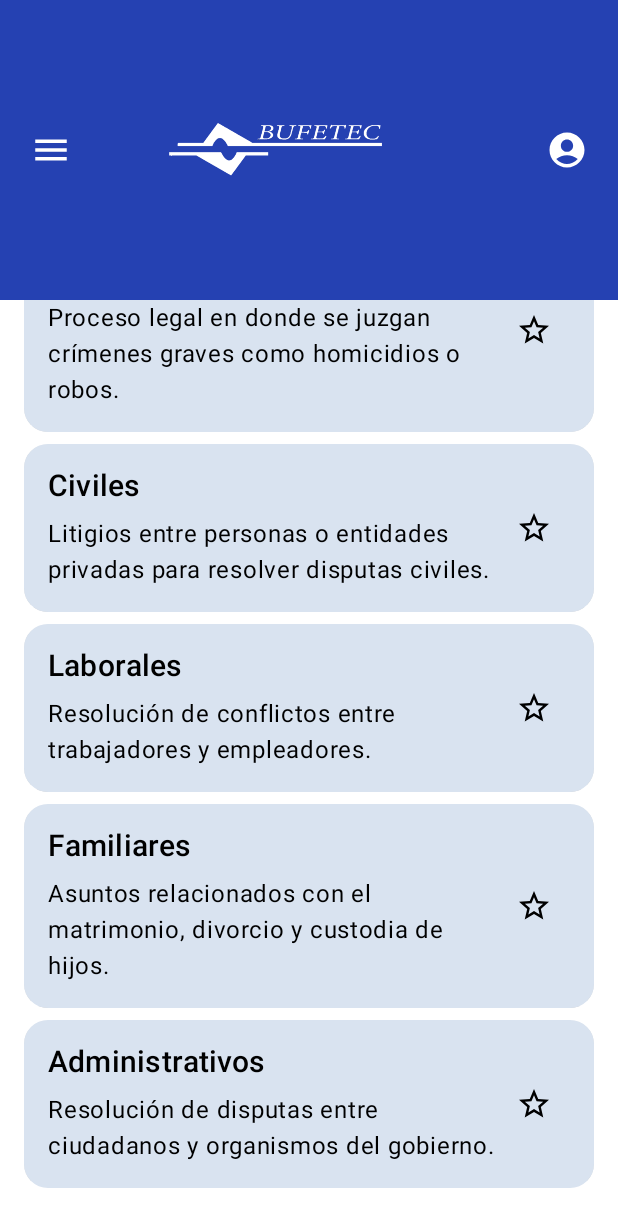
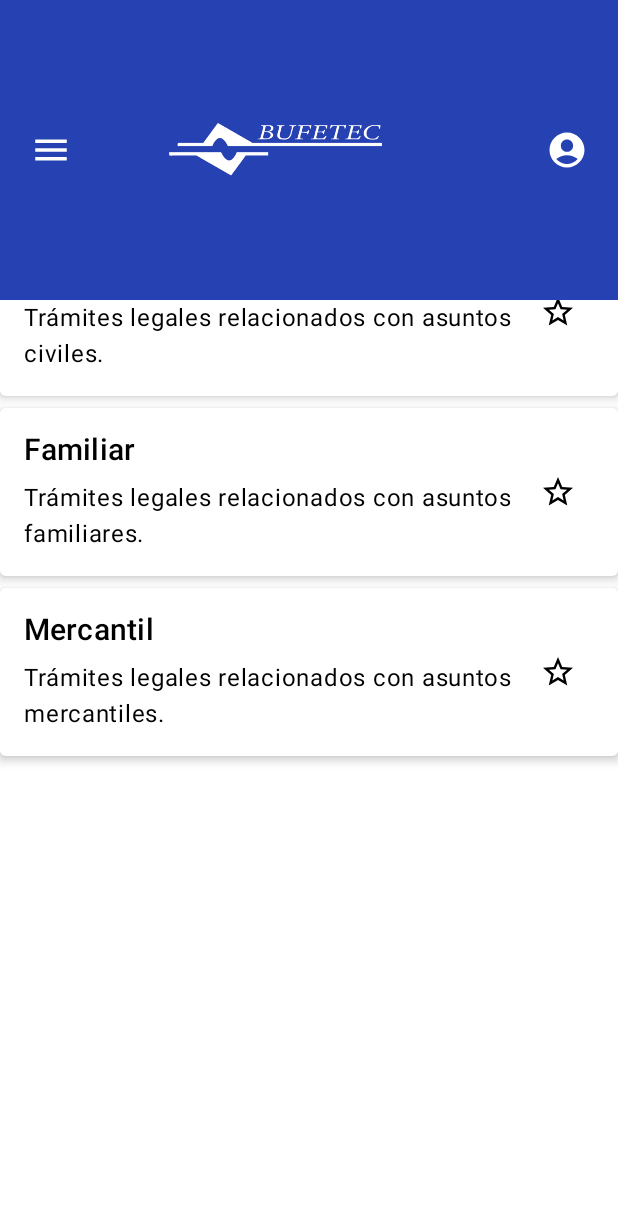
Before and after one commit to A00835995/EQ-Caso-Cerrado-BufeTec, an Android app built with Jetpack Compose: the ProcesosLegalesScreen screen opened through its navigation route, on a phone screen of 412 x 824 dp. Shown: the top 1227 px of the screen. Run offline under Robolectric (Android 15) with nearby library versions, the phone set to English and light mode, and no system bars; our stand-ins replace Firebase (no records; nobody signed in at launch, a user with empty details on screens opened directly).

Commit message:
CambioFernandoSprint3

```diff
--- a/app/src/main/java/com/example/reto/procesosLegales/ProcesosLegalesScreen.kt
+++ b/app/src/main/java/com/example/reto/procesosLegales/ProcesosLegalesScreen.kt
@@ -1,22 +1,17 @@
 package com.example.reto.procesosLegales
-
 
 import androidx.compose.foundation.background
 import androidx.compose.foundation.clickable
 import androidx.compose.foundation.layout.*
 import androidx.compose.foundation.lazy.LazyColumn
-import androidx.compose.foundation.lazy.items
-import androidx.compose.foundation.shape.RoundedCornerShape
 import androidx.compose.foundation.text.KeyboardOptions
 import androidx.compose.material.*
 import androidx.compose.material.icons.Icons
-import androidx.compose.material.icons.filled.Search
 import androidx.compose.material.icons.filled.Star
 import androidx.compose.material.icons.outlined.StarOutline
 import androidx.compose.runtime.*
 import androidx.compose.ui.Alignment
 import androidx.compose.ui.Modifier
-import androidx.compose.ui.draw.clip
 import androidx.compose.ui.graphics.Color
 import androidx.compose.ui.text.input.ImeAction
 import androidx.compose.ui.text.input.TextFieldValue
@@ -34,13 +29,11 @@ fun ProcesosLegalesScreen(navController: NavHostController, viewModel: ProcesosV
 
     var searchQuery by remember { mutableStateOf(TextFieldValue("")) }
 
-    // Lista actualizada de procesos legales con diferentes nombres y explicaciones
+    // Lista original de procesos legales
     val originalCardItems = listOf(
-        CardItem("Penales", "Proceso legal en donde se juzgan crímenes graves como homicidios o robos.", false),
-        CardItem("Civiles", "Litigios entre personas o entidades privadas para resolver disputas civiles.", false),
-        CardItem("Laborales", "Resolución de conflictos entre trabajadores y empleadores.", false),
-        CardItem("Familiares", "Asuntos relacionados con el matrimonio, divorcio y custodia de hijos.", false),
-        CardItem("Administrativos", "Resolución de disputas entre ciudadanos y organismos del gobierno.", false)
+        CardItem("Civil", "Trámites legales relacionados con asuntos civiles.", false),
+        CardItem("Familiar", "Trámites legales relacionados con asuntos familiares.", false),
+        CardItem("Mercantil", "Trámites legales relacionados con asuntos mercantiles.", false)
     )
 
     // Estado mutable que mantiene la lista actual de tarjetas
@@ -73,42 +66,33 @@ fun ProcesosLegalesScreen(navController: NavHostController, viewModel: ProcesosV
                 .fillMaxSize()
                 .padding(paddingValues)
         ) {
-            // Barra de búsqueda sin borde
+            // Barra de búsqueda
             OutlinedTextField(
                 value = searchQuery,
                 onValueChange = { newValue -> searchQuery = newValue },
                 label = { Text("Buscar") },
-                leadingIcon = { Icon(imageVector = Icons.Filled.Search, contentDescription = null) }, // Ícono de búsqueda
                 modifier = Modifier
                     .fillMaxWidth()
                     .padding(8.dp)
-                    .clip(RoundedCornerShape(24.dp)) // Bordes redondeados
-                    .background(Color(0xFFEEF3FC)),  // Color de fondo
-                singleLine = true,
-                colors = TextFieldDefaults.outlinedTextFieldColors(
-                    backgroundColor = Color(0xFFEEF3FC), // Fondo de color claro
-                    focusedBorderColor = Color.Transparent, // Sin borde al enfocar
-                    unfocusedBorderColor = Color.Transparent // Sin borde al desenfocar
-                ),
+                    .background(Color(0xFFE8F0FE)),  // Aplica el color de fondo de la barra de búsqueda
+                singleLine = true, // Mantiene el TextField en una sola línea
+                colors = TextFieldDefaults.outlinedTextFieldColors(), // Para Material2
                 keyboardOptions = KeyboardOptions.Default.copy(imeAction = ImeAction.Search)
             )
 
             Spacer(modifier = Modifier.height(16.dp))
 
-            // Asegurar que LazyColumn permita scroll
-            LazyColumn(
-                modifier = Modifier
-                    .fillMaxSize() // Asegurarse de que ocupetodo el espacio disponible
-                    .padding(horizontal = 16.dp)
-            ) {
-                items(filteredItems) { item ->
+            // Mostrar las tarjetas filtradas con la funcionalidad de favoritos
+            LazyColumn(modifier = Modifier.fillMaxSize()) {
+                items(filteredItems.size) { index ->
                     CardItemView(
-                        cardItem = item,
+                        cardItem = filteredItems[index],
                         onClick = {
                             // Navegar a la pantalla de detalles pasando el título
-                            navController.navigate("detail/${item.title}")
+                            navController.navigate("detail/${filteredItems[index].title}")
                         },
                         onFavoriteClick = {
+                            val item = filteredItems[index]
                             if (item.isFavorite) {
                                 coroutineScope.launch { viewModel.removeFavorite(item.title) }
                             } else {
@@ -137,10 +121,8 @@ fun CardItemView(cardItem: CardItem, onClick: () -> Unit, onFavoriteClick: () ->
     Card(
         modifier = Modifier
             .fillMaxWidth()
-            .clip(RoundedCornerShape(16.dp)) // Bordes redondeados para las tarjetas
             .clickable { onClick() },
-        elevation = 4.dp,
-        backgroundColor = Color(0xFFD9E3F0) // Color de fondo similar al de la imagen
+        elevation = 4.dp
     ) {
         Row(
             modifier = Modifier.padding(16.dp),
```
Also changed, not shown: app/src/main/java/com/example/reto/procesosLegales/DetailScreen.kt (+52 -79 lines).
